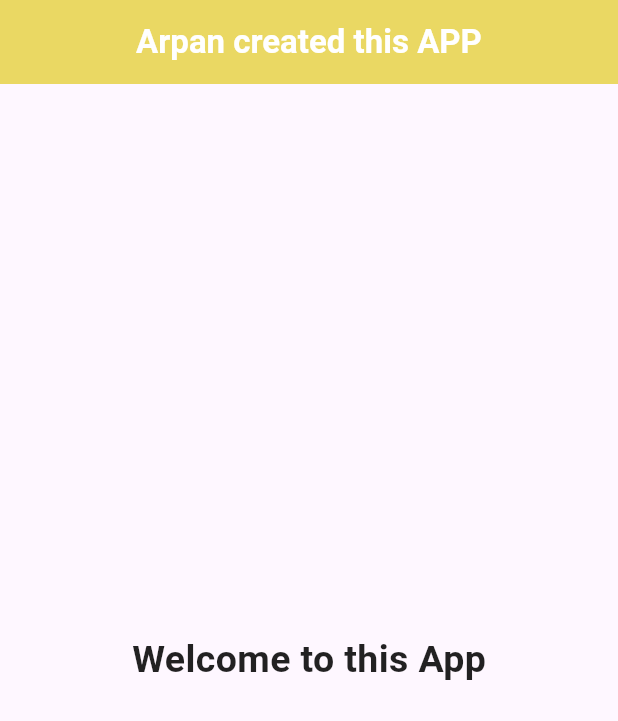
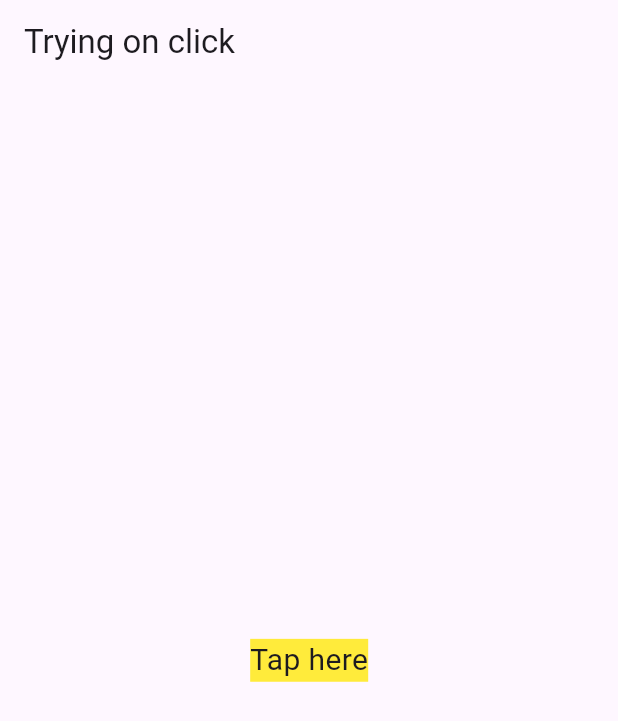
Before and after one commit to arpan7sarkar/learn-flutter, a Flutter app: the screen it shows after launch, on a phone screen of 412 x 824 dp. Shown: the top 721 px of the screen. Run offline on Flutter 3.47's test engine with Material 3 defaults, Android fonts, the phone set to English and light mode, and no system bars.

```diff
--- a/my_app/lib/main.dart
+++ b/my_app/lib/main.dart
@@ -1,31 +1,51 @@
 import 'package:flutter/material.dart';
 
-const learner='Arpan';
+const learner = 'Arpan';
 
 void main() {
   //basic material app
-  runApp(MaterialApp(home : MyApp()));
+  runApp(
+    MaterialApp(
+      home: Scaffold(
+        appBar: AppBar(title: Text("Trying on click")),
+        body: Center(child: UserButton(),),
+      ),
+    ),
+  );
 }
 //implemented StatelessWidget
-class MyApp extends StatelessWidget{
-  const MyApp({super.key});
+// class MyApp extends StatelessWidget{
+//   const MyApp({super.key});
 
+//   @override
+//    Widget build(BuildContext context){
+//     return Scaffold(
+//       appBar: AppBar(
+//         title: const Text(
+//           "Arpan created this APP",
+//           style: TextStyle(color: Colors.white, fontWeight: FontWeight.bold),
+//         ),
+//         backgroundColor: Colors.yellow[400],
+//         centerTitle: true,
+//         elevation: 20,
+//       ),
+//       body: const Center(child: Text("Welcome to this App",style: TextStyle(color: Colors.black87 , fontWeight: FontWeight.bold, fontSize: 25),
+//       ),
+//       ),
+//     );
+//   }
+
+// }
+
+class UserButton extends StatelessWidget {
+  const UserButton({super.key});
   @override
-   Widget build(BuildContext context){
-    return Scaffold(
-      appBar: AppBar(
-        title: const Text(
-          "Arpan created this APP",
-          style: TextStyle(color: Colors.white, fontWeight: FontWeight.bold),
-        ),
-        backgroundColor: Colors.yellow[400],
-        centerTitle: true,
-        elevation: 20,
-      ),
-      body: const Center(child: Text("Welcome to this App",style: TextStyle(color: Colors.black87 , fontWeight: FontWeight.bold, fontSize: 25),
-      ),
-      ),
+  Widget build(BuildContext context) {
+    return GestureDetector(
+      onTap: () {
+        print("THe button is being tappped");
+      },
+      child: Text('Tap here', style: TextStyle(fontSize: 20, backgroundColor: Colors.yellow, )),
     );
   }
-
 }
```
Also changed, not shown: 1 other file.
